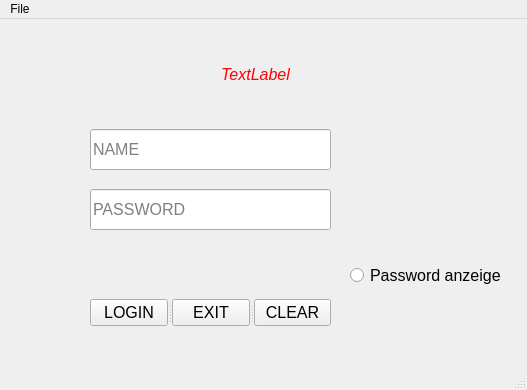
Above: mainwindow.ui from awalii/Qt_Gruppenarbeit_Probie before the change. Below: the same form after it.
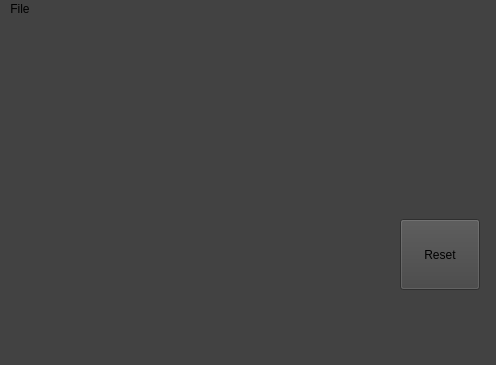
That is the form after the change. Icons and pictures are not drawn.

```diff
--- a/mainwindow.ui
+++ b/mainwindow.ui
@@ -6,19 +6,22 @@
    <rect>
     <x>0</x>
     <y>0</y>
-    <width>527</width>
-    <height>390</height>
+    <width>496</width>
+    <height>365</height>
    </rect>
   </property>
   <property name="windowTitle">
    <string>MainWindow</string>
   </property>
+  <property name="styleSheet">
+   <string notr="true">background-color: rgb(66, 66, 66);</string>
+  </property>
   <widget class="QWidget" name="centralwidget">
    <widget class="QLineEdit" name="line_name">
     <property name="geometry">
      <rect>
-      <x>90</x>
-      <y>110</y>
+      <x>70</x>
+      <y>80</y>
       <width>241</width>
       <height>41</height>
      </rect>
@@ -35,8 +38,8 @@
    <widget class="QLineEdit" name="line_pass">
     <property name="geometry">
      <rect>
-      <x>90</x>
-      <y>170</y>
+      <x>70</x>
+      <y>140</y>
       <width>241</width>
       <height>41</height>
      </rect>
@@ -58,10 +61,10 @@
    <widget class="QLabel" name="lbl_error">
     <property name="geometry">
      <rect>
-      <x>40</x>
+      <x>70</x>
       <y>40</y>
-      <width>431</width>
-      <height>31</height>
+      <width>241</width>
+      <height>21</height>
      </rect>
     </property>
     <property name="font">
@@ -70,14 +73,14 @@
      </font>
     </property>
     <property name="text">
-     <string>&lt;html&gt;&lt;head/&gt;&lt;body&gt;&lt;p align=&quot;center&quot;&gt;&lt;span style=&quot; font-style:italic; color:#ff0004;&quot;&gt;TextLabel&lt;/span&gt;&lt;/p&gt;&lt;/body&gt;&lt;/html&gt;</string>
+     <string>&lt;html&gt;&lt;head/&gt;&lt;body&gt;&lt;p align=&quot;center&quot;&gt;&lt;br/&gt;&lt;/p&gt;&lt;/body&gt;&lt;/html&gt;</string>
     </property>
    </widget>
    <widget class="QRadioButton" name="rd_btn">
     <property name="geometry">
      <rect>
-      <x>350</x>
-      <y>246</y>
+      <x>70</x>
+      <y>210</y>
       <width>151</width>
       <height>21</height>
      </rect>
@@ -97,8 +100,8 @@
    <widget class="QSplitter" name="splitter">
     <property name="geometry">
      <rect>
-      <x>90</x>
-      <y>280</y>
+      <x>70</x>
+      <y>250</y>
       <width>241</width>
       <height>27</height>
      </rect>
@@ -114,6 +117,9 @@
        <bold>false</bold>
       </font>
      </property>
+     <property name="styleSheet">
+      <string notr="true">background-color: rgb(0, 170, 0);</string>
+     </property>
      <property name="text">
       <string>LOGIN</string>
      </property>
@@ -126,6 +132,9 @@
        <bold>false</bold>
       </font>
      </property>
+     <property name="styleSheet">
+      <string notr="true">background-color: rgb(0, 85, 255);</string>
+     </property>
      <property name="text">
       <string>EXIT</string>
      </property>
@@ -138,19 +147,72 @@
        <bold>false</bold>
       </font>
      </property>
+     <property name="styleSheet">
+      <string notr="true">background-color: rgb(255, 85, 255);</string>
+     </property>
      <property name="text">
       <string>CLEAR</string>
      </property>
     </widget>
    </widget>
+   <widget class="QLabel" name="lbl_easter">
+    <property name="geometry">
+     <rect>
+      <x>50</x>
+      <y>50</y>
+      <width>331</width>
+      <height>271</height>
+     </rect>
+    </property>
+    <property name="text">
+     <string/>
+    </property>
+    <property name="pixmap">
+     <pixmap>../../../Users/11083/Desktop/east.webp</pixmap>
+    </property>
+   </widget>
+   <widget class="QPushButton" name="btn_reset">
+    <property name="geometry">
+     <rect>
+      <x>400</x>
+      <y>200</y>
+      <width>80</width>
+      <height>71</height>
+     </rect>
+    </property>
+    <property name="text">
+     <string>Reset</string>
+    </property>
+   </widget>
+   <widget class="QLabel" name="lbl_combi">
+    <property name="geometry">
+     <rect>
+      <x>330</x>
+      <y>0</y>
+      <width>151</width>
+      <height>21</height>
+     </rect>
+    </property>
+    <property name="font">
+     <font>
+      <pointsize>10</pointsize>
+     </font>
+    </property>
+    <property name="styleSheet">
+     <string notr="true">color: rgb(11, 15, 255);</string>
+    </property>
+    <property name="text">
+     <string/>
+    </property>
+   </widget>
   </widget>
   <widget class="QMenuBar" name="menubar">
    <property name="geometry">
     <rect>
      <x>0</x>
      <y>0</y>
-     <width>527</width>
-     <height>21</height>
+     <width>496</width>
+     <height>20</height>
     </rect>
    </property>
    <widget class="QMenu" name="menuFile">
```
